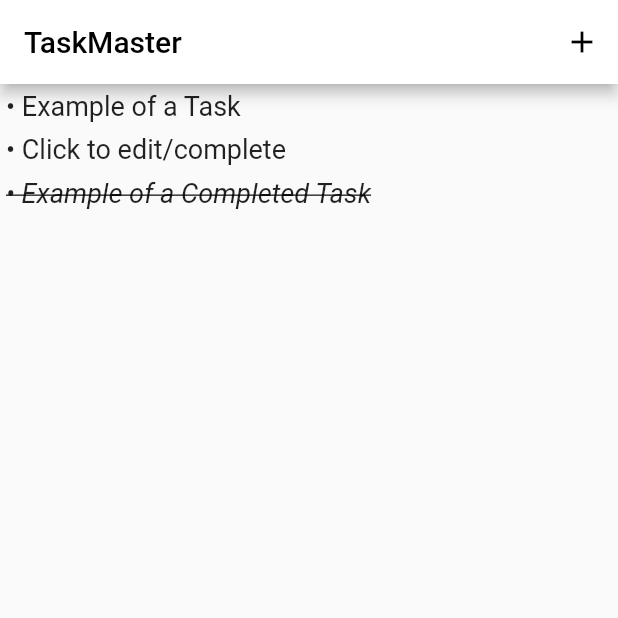
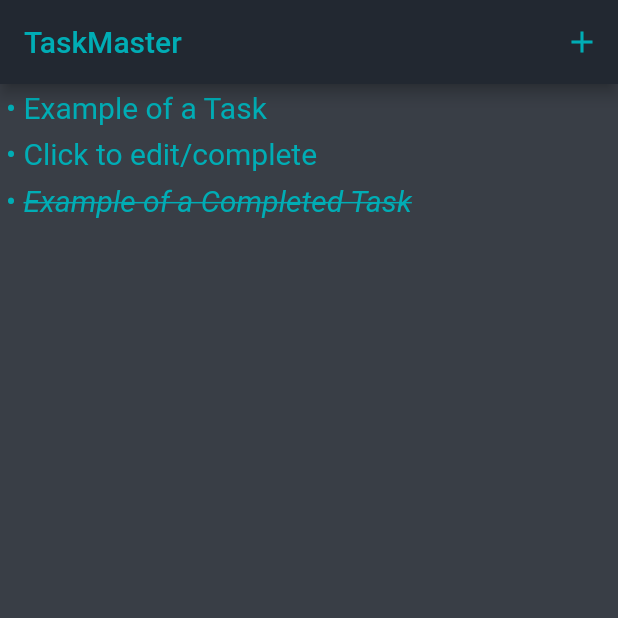
Before and after one commit to wesolowskidawid/todo_app, a Flutter app: the screen it shows after launch, on a phone screen of 412 x 824 dp, the top half of it. Run offline on Flutter 3.47's test engine with Material 2 defaults, Android fonts, the phone set to English and light mode, and no system bars; Roboto replaces fonts that are missing (Arial).

Commit message:
visual improvements

```diff
--- a/lib/main.dart
+++ b/lib/main.dart
@@ -12,7 +12,7 @@ class MyApp extends StatelessWidget {
     return MaterialApp(
       title: 'Flutter Demo',
       theme: ThemeData(
-        primarySwatch: Colors.blue,
+        fontFamily: 'Arial',
       ),
       home: const MyHomePage(title: 'TaskMaster'),
     );
@@ -162,15 +162,15 @@ class _MyHomePageState extends State<MyHomePage> {
     return Scaffold(
       appBar: AppBar(
         title: Text(widget.title,
-          style: const TextStyle(color: Colors.black,
+          style: const TextStyle(color: Color(0xff00adb5),
           ),
         ),
-        backgroundColor: Colors.white,
+        backgroundColor: const Color(0xff222831),
         actions: <Widget>[
           IconButton(
             icon: const Icon(
               Icons.add,
-              color: Colors.black
+              color: Color(0xff00adb5)
             ),
             onPressed: () {
               showAddAlert();
@@ -179,8 +179,9 @@ class _MyHomePageState extends State<MyHomePage> {
         ],
       ),
       body: Center(
-        child:
-          ListView.builder(
+        child: Container(
+          color: const Color(0xff393e46),
+          child: ListView.builder(
             controller: _scrollController,
             itemCount: itemList.length + completedList.length,
             itemBuilder: (context, index) {
@@ -195,7 +196,8 @@ class _MyHomePageState extends State<MyHomePage> {
                     child: Text(
                       '• $temp',
                       style: const TextStyle(
-                        fontSize: 18.0,
+                        fontSize: 20.0,
+                        color: Color(0xff00adb5)
                       ),
                     ),
                   ),
@@ -209,20 +211,32 @@ class _MyHomePageState extends State<MyHomePage> {
                     onTap: () {
                       showEditAlert(1, index-itemList.length);
                     },
-                    child: Text(
-                      '• $temp',
-                      style: const TextStyle(
-                        fontSize: 18.0,
-                        decoration: TextDecoration.lineThrough,
-                        fontStyle: FontStyle.italic,
+                    child: RichText(
+                      text: TextSpan(
+                        text: '• ',
+                        style: const TextStyle(
+                          fontSize: 20.0,
+                          color: Color(0xff00adb5),
+                        ),
+                        children: [
+                          TextSpan(
+                            text: temp,
+                            style: const TextStyle(
+                              fontSize: 20.0,
+                              decoration: TextDecoration.lineThrough,
+                              fontStyle: FontStyle.italic,
+                              color: Color(0xff00adb5),
+                            ),
+                          )
+                        ]
                       ),
                     ),
                   ),
                 );
               }
             },
-        )
-
+          ),
+        ),
       ),
     );
   }
```
